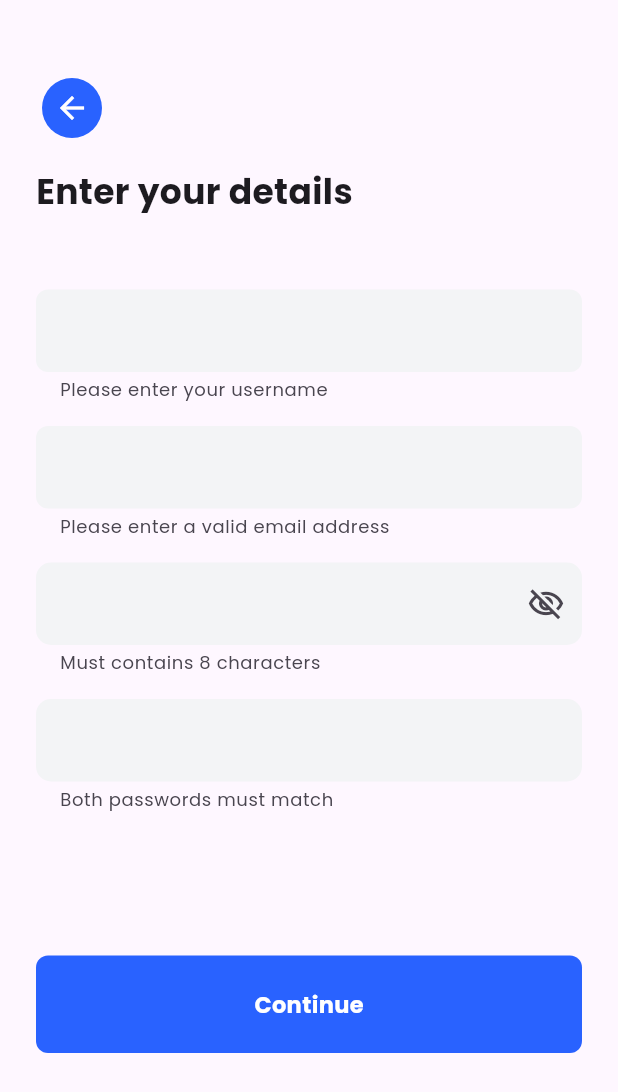
After one commit to muzzammil763/e_learning_app, a Flutter app: the screen it shows after launch, after a tap on "Sign Up / Form", on a phone screen of 412 x 824 dp. The commit adds this screen. Shown: the top 1092 px of the screen. Run offline on Flutter 3.47's test engine with Material 3 defaults, Android fonts, the phone set to English and light mode, and no system bars; our stand-ins replace google_fonts.

Commit message:
added sign up form / details screen ...

```diff
--- a/lib/Screens/screen_selecter.dart
+++ b/lib/Screens/screen_selecter.dart
@@ -1,6 +1,7 @@
 import 'package:e_learning_ui/Screens/onboarding.dart';
 import 'package:e_learning_ui/Screens/sign_in.dart';
 import 'package:e_learning_ui/Screens/sign_up.dart';
+import 'package:e_learning_ui/Screens/sign_up_form.dart';
 import 'package:flutter/material.dart';
 import 'package:flutter/services.dart';
 
@@ -161,6 +162,11 @@
                 child: Row(
                   children: [
                     Expanded(
+                      child: InkWell(
+                        onTap: () {
+                          Navigator.of(context).push(MaterialPageRoute(
+                              builder: (context) => const SignupformScreen()));
+                        },
                         child: Container(
                           height: 50,
                           width: double.infinity,
@@ -175,6 +181,7 @@
                                 fontSize: 12,
                                 fontWeight: FontWeight.bold,
                                 color: Colors.black,
+                              ),
                             ),
                           ),
                         ),
--- /dev/null
+++ b/lib/Screens/sign_up_form.dart
@@ -0,0 +1,206 @@
+import 'package:flutter/material.dart';
+
+class SignupformScreen extends StatefulWidget {
+  const SignupformScreen({super.key});
+
+  @override
+  State<SignupformScreen> createState() => _SignupformScreenState();
+}
+
+class _SignupformScreenState extends State<SignupformScreen> {
+  bool passwordVisible = false;
+  @override
+  Widget build(BuildContext context) {
+    return Scaffold(
+      body: Padding(
+        padding: const EdgeInsets.only(
+          left: 24,
+          right: 24,
+          top: 48,
+        ),
+        child: ListView(
+          children: [
+            Column(
+              crossAxisAlignment: CrossAxisAlignment.start,
+              children: [
+                FloatingActionButton.small(
+                  elevation: 0,
+                  shape: const CircleBorder(),
+                  onPressed: () {
+                    Navigator.of(context).pop();
+                  },
+                  backgroundColor: Colors.blueAccent[700],
+                  child: const Icon(
+                    Icons.arrow_back,
+                    color: Colors.white,
+                  ),
+                ),
+                const SizedBox(
+                  height: 16,
+                ),
+                const Text(
+                  "Enter your details",
+                  style: TextStyle(
+                    fontSize: 23,
+                    fontWeight: FontWeight.bold,
+                  ),
+                ),
+                const SizedBox(
+                  height: 48,
+                ),
+                TextField(
+                  style: const TextStyle(
+                    fontSize: 15,
+                    color: Colors.black,
+                  ),
+                  decoration: InputDecoration(
+                    border: OutlineInputBorder(
+                      borderRadius: BorderRadius.circular(8),
+                      borderSide: BorderSide.none,
+                    ),
+                    helperText: "Please enter your username",
+                    // hintText: 'Username',
+                    // hintStyle: const TextStyle(
+                    //   color: Colors.black38,
+                    //   fontSize: 15,
+                    // ),
+                    filled: true,
+                    fillColor: const Color(0XFFF3F4F6),
+                  ),
+                  textInputAction: TextInputAction.next,
+                ),
+                const SizedBox(
+                  height: 16,
+                ),
+                TextField(
+                  style: const TextStyle(
+                    fontSize: 15,
+                    color: Colors.black,
+                  ),
+                  decoration: InputDecoration(
+                    border: OutlineInputBorder(
+                      borderRadius: BorderRadius.circular(8),
+                      borderSide: BorderSide.none,
+                    ),
+                    // hintText: 'Email address',
+                    // hintStyle: const TextStyle(
+                    //   color: Colors.black38,
+                    //   fontSize: 15,
+                    // ),
+                    helperText: "Please enter a valid email address",
+                    filled: true,
+                    fillColor: const Color(0XFFF3F4F6),
+                  ),
+                  textInputAction: TextInputAction.next,
+                ),
+                const SizedBox(
+                  height: 16,
+                ),
+                TextField(
+                  style: const TextStyle(
+                    fontSize: 15,
+                    color: Colors.black,
+                  ),
+                  obscureText: passwordVisible,
+                  decoration: InputDecoration(
+                    border: OutlineInputBorder(
+                      borderRadius: BorderRadius.circular(10),
+                      borderSide: BorderSide.none,
+                    ),
+                    helperText: "Must contains 8 characters",
+                    // hintText: "Password",
+                    // hintStyle: const TextStyle(
+                    //   color: Colors.black38,
+                    //   fontSize: 15,
+                    // ),
+                    suffixIcon: IconButton(
+                      icon: Icon(
+                        passwordVisible
+                            ? Icons.visibility_outlined
+                            : Icons.visibility_off_outlined,
+                        size: 25,
+                      ),
+                      onPressed: () {
+                        setState(
+                          () {
+                            passwordVisible = !passwordVisible;
+                          },
+                        );
+                      },
+                    ),
+                    filled: true,
+                    fillColor: const Color(0XFFF3F4F6),
+                  ),
+                  keyboardType: TextInputType.visiblePassword,
+                  textInputAction: TextInputAction.next,
+                ),
+                const SizedBox(
+                  height: 16,
+                ),
+                TextField(
+                  style: const TextStyle(
+                    fontSize: 15,
+                    color: Colors.black,
+                  ),
+                  obscureText: passwordVisible,
+                  decoration: InputDecoration(
+                    border: OutlineInputBorder(
+                      borderRadius: BorderRadius.circular(10),
+                      borderSide: BorderSide.none,
+                    ),
+                    helperText: "Both passwords must match",
+                    // hintText: "Confirm password",
+                    // hintStyle: const TextStyle(
+                    //   color: Colors.black38,
+                    //   fontSize: 15,
+                    // ),
+                    // suffixIcon: IconButton(
+                    //   icon: Icon(
+                    //     passwordVisible
+                    //         ? Icons.visibility_outlined
+                    //         : Icons.visibility_off_outlined,
+                    //     size: 25,
+                    //   ),
+                    //   onPressed: () {
+                    //     setState(
+                    //       () {
+                    //         passwordVisible = !passwordVisible;
+                    //       },
+                    //     );
+                    //   },
+                    // ),
+                    filled: true,
+                    fillColor: const Color(0XFFF3F4F6),
+                  ),
+                  keyboardType: TextInputType.visiblePassword,
+                  textInputAction: TextInputAction.done,
+                ),
+                const SizedBox(
+                  height: 96,
+                ),
+                Container(
+                  height: 65,
+                  width: double.infinity,
+                  decoration: BoxDecoration(
+                    borderRadius: BorderRadius.circular(8),
+                    color: Colors.blueAccent[700],
+                  ),
+                  child: const Center(
+                    child: Text(
+                      'Continue',
+                      style: TextStyle(
+                        color: Colors.white,
+                        fontWeight: FontWeight.bold,
+                        fontSize: 15,
+                      ),
+                    ),
+                  ),
+                ),
+              ],
+            ),
+          ],
+        ),
+      ),
+    );
+  }
+}
```
Lines whose indentation alone changed are shown as unchanged.
